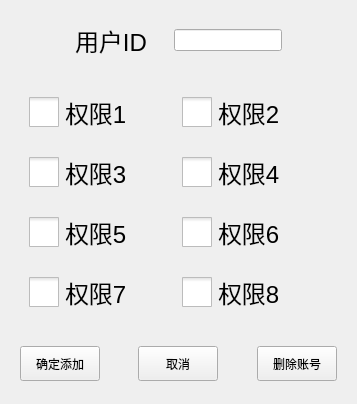
Old version of the form mainstation/library/common/usermanager/ui_adduser.ui in the repository chenlijia0502/CATL_GlueCheck.
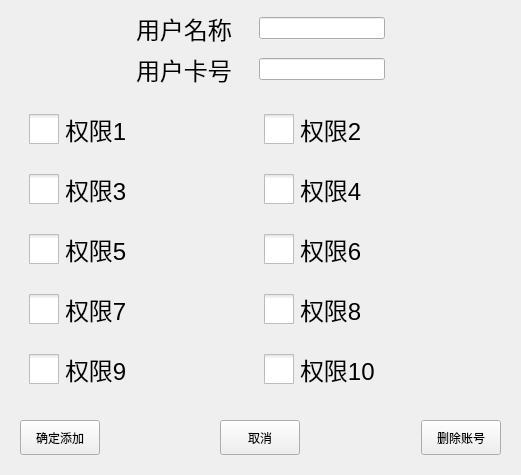
New version of the form.

Commit message: 准备修改权限，改动较大，先做备份

Diff of the .ui file:
```diff
--- a/mainstation/library/common/usermanager/ui_adduser.ui
+++ b/mainstation/library/common/usermanager/ui_adduser.ui
@@ -6,8 +6,8 @@
    <rect>
     <x>0</x>
     <y>0</y>
-    <width>357</width>
-    <height>404</height>
+    <width>521</width>
+    <height>425</height>
    </rect>
   </property>
   <property name="windowTitle">
@@ -16,7 +16,63 @@
   <property name="styleSheet">
    <string notr="true"/>
   </property>
-  <layout class="QVBoxLayout" name="verticalLayout_2">
+  <layout class="QVBoxLayout" name="verticalLayout_2" stretch="1,1,3,0">
+   <item>
+    <widget class="QWidget" name="widget_8" native="true">
+     <layout class="QHBoxLayout" name="horizontalLayout_7">
+      <property name="spacing">
+       <number>0</number>
+      </property>
+      <property name="margin">
+       <number>0</number>
+      </property>
+      <item>
+       <spacer name="horizontalSpacer_5">
+        <property name="orientation">
+         <enum>Qt::Horizontal</enum>
+        </property>
+        <property name="sizeHint" stdset="0">
+         <size>
+          <width>40</width>
+          <height>20</height>
+         </size>
+        </property>
+       </spacer>
+      </item>
+      <item>
+       <widget class="QLabel" name="label_2">
+        <property name="font">
+         <font>
+          <family>Arial</family>
+          <pointsize>18</pointsize>
+          <weight>50</weight>
+          <bold>false</bold>
+         </font>
+        </property>
+        <property name="text">
+         <string>用户名称    </string>
+        </property>
+       </widget>
+      </item>
+      <item>
+       <widget class="QLineEdit" name="userlineEdit_name"/>
+      </item>
+      <item>
+       <spacer name="horizontalSpacer_6">
+        <property name="orientation">
+         <enum>Qt::Horizontal</enum>
+        </property>
+        <property name="sizeHint" stdset="0">
+         <size>
+          <width>40</width>
+          <height>20</height>
+         </size>
+        </property>
+       </spacer>
+      </item>
+     </layout>
+    </widget>
+   </item>
    <item>
     <widget class="QWidget" name="widget" native="true">
      <layout class="QHBoxLayout" name="horizontalLayout">
@@ -50,7 +106,7 @@
          </font>
         </property>
         <property name="text">
-         <string>用户ID    </string>
+         <string>用户卡号    </string>
         </property>
        </widget>
       </item>
@@ -276,6 +332,56 @@
         </layout>
        </widget>
       </item>
+      <item>
+       <widget class="QWidget" name="widget_9" native="true">
+        <layout class="QHBoxLayout" name="horizontalLayout_8">
+         <item>
+          <widget class="QCheckBox" name="checkBox_9">
+           <property name="font">
+            <font>
+             <family>Arial</family>
+             <pointsize>18</pointsize>
+             <weight>50</weight>
+             <bold>false</bold>
+            </font>
+           </property>
+           <property name="styleSheet">
+            <string notr="true">QCheckBox::indicator
+{
+	width:30px;
+	height:30px;
+}</string>
+           </property>
+           <property name="text">
+            <string>权限9</string>
+           </property>
+          </widget>
+         </item>
+         <item>
+          <widget class="QCheckBox" name="checkBox_10">
+           <property name="font">
+            <font>
+             <family>Arial</family>
+             <pointsize>18</pointsize>
+             <weight>50</weight>
+             <bold>false</bold>
+            </font>
+           </property>
+           <property name="styleSheet">
+            <string notr="true">QCheckBox::indicator
+{
+	width:30px;
+	height:30px;
+}</string>
+           </property>
+           <property name="text">
+            <string>权限10</string>
+           </property>
+          </widget>
+         </item>
+        </layout>
+       </widget>
+      </item>
      </layout>
     </widget>
    </item>
```
The commit also changes 24 other files.
